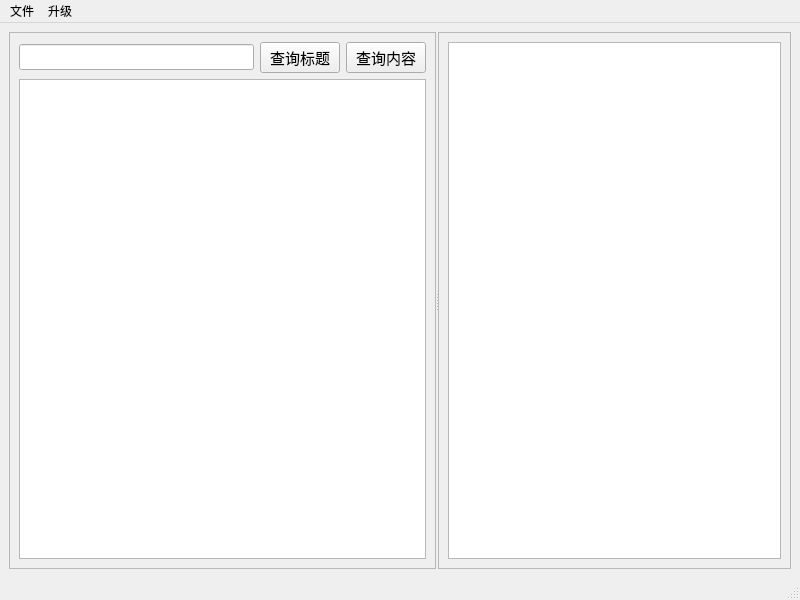
Before: the Qt Designer form mainFrm.ui in hudie8655/docHelper, drawn with Qt 5.
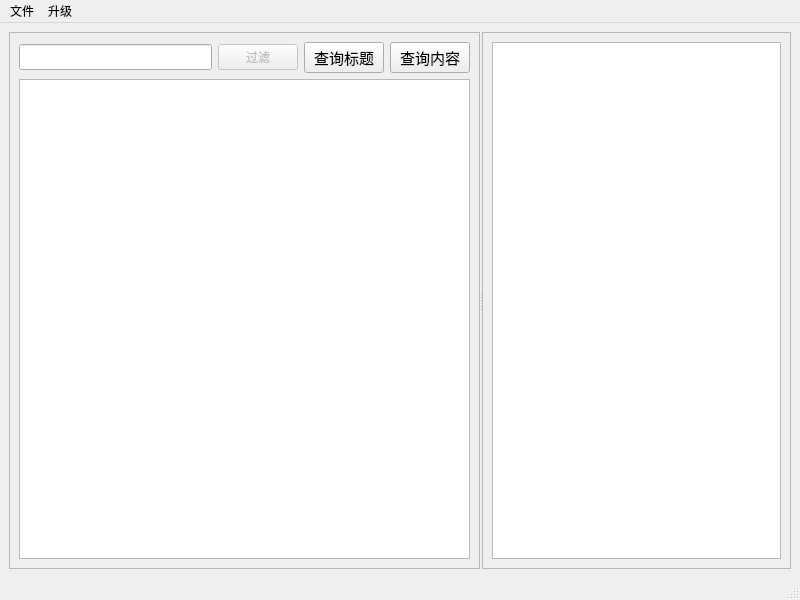
After: the same form once the commit is applied. Icons and pictures are not drawn.

Commit message: 改正天津日报链接 增加过滤界面 获取model的值

```diff
--- a/mainFrm.ui
+++ b/mainFrm.ui
@@ -60,6 +60,16 @@
             </property>
            </widget>
           </item>
+          <item>
+           <widget class="QPushButton" name="pushButton_Filter">
+            <property name="enabled">
+             <bool>false</bool>
+            </property>
+            <property name="text">
+             <string>过滤</string>
+            </property>
+           </widget>
+          </item>
           <item>
            <widget class="QPushButton" name="pushButton">
             <property name="font">
```
The commit also changes 7 other files.
